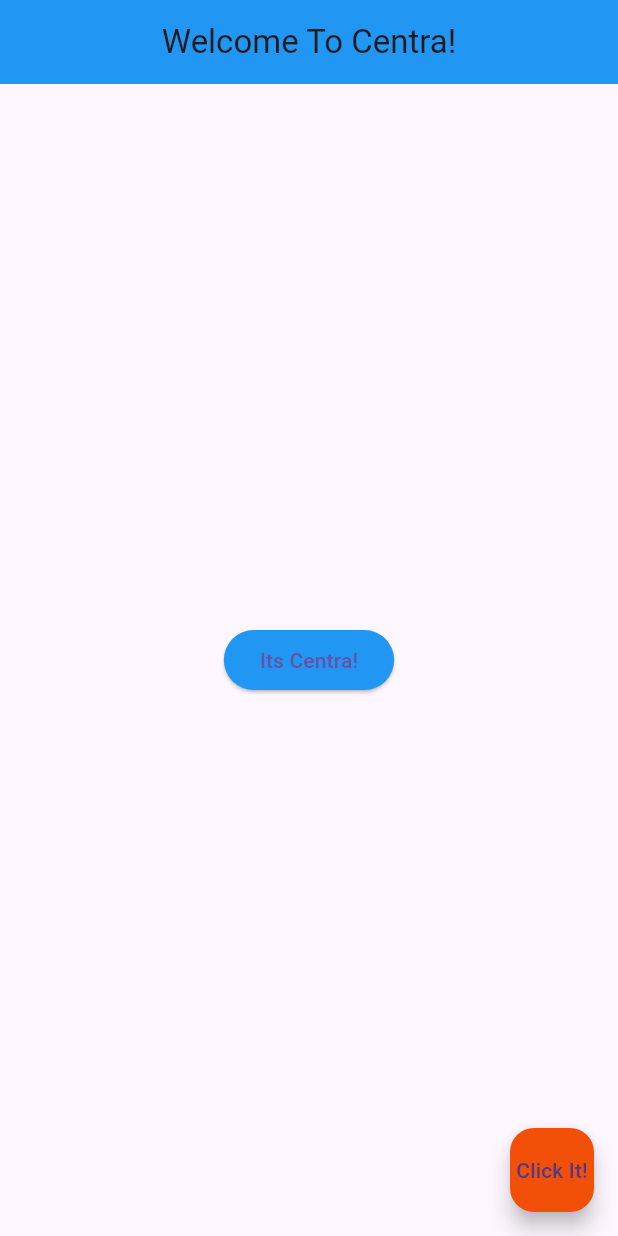
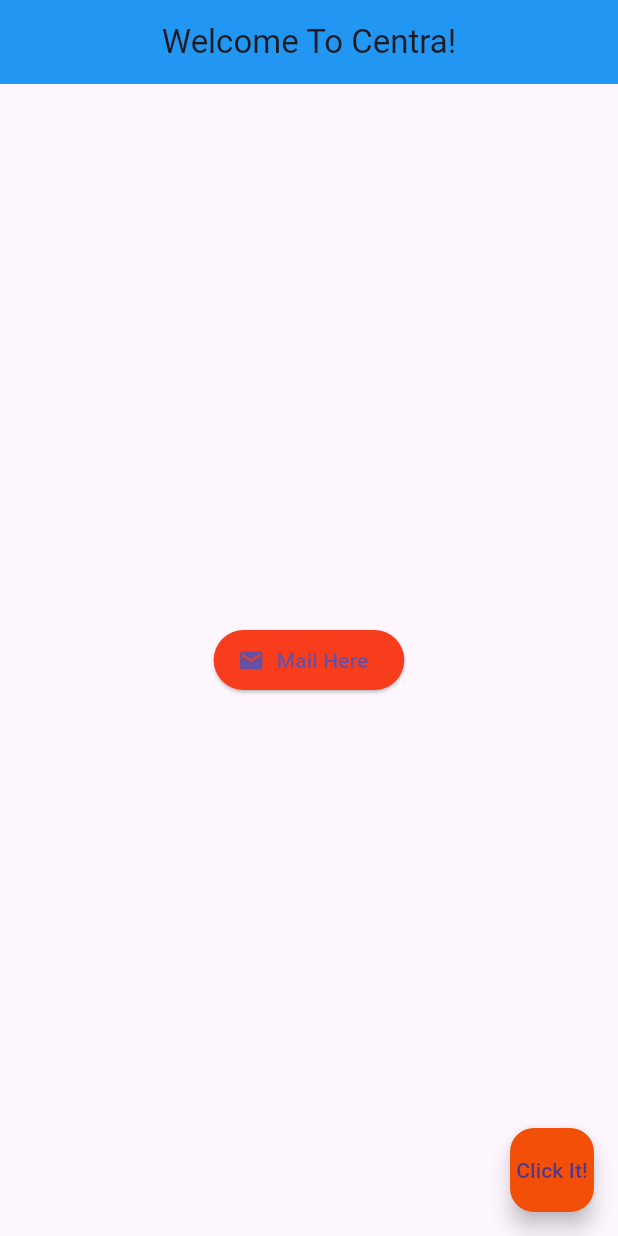
Before and after one commit to Mayurrajput97/Dart, a Flutter app: the screen it shows after launch, on a phone screen of 412 x 824 dp. Run offline on Flutter 3.47's test engine with Material 3 defaults, Android fonts, the phone set to English and light mode, and no system bars.

Commit message:
Icons Inside Buttons

```diff
--- a/my_first_pr/lib/main.dart
+++ b/my_first_pr/lib/main.dart
@@ -42,16 +42,29 @@
 
       // Buttons  :>>>>>>>>>>>>>>>>>>>>
 
+      // body: Center(
+      //     child: ElevatedButton(
+      //   onPressed: () {
+      //     print('You Clicked me ');
+      //   },
+      //   style: ElevatedButton.styleFrom(
+      //     backgroundColor: Colors.blue,
+      //   ),
+      //   child: Text('Its Centra!'),
+      // )),
+
+      // Icons Inside Buttons :
+
       body: Center(
-          child: ElevatedButton(
-        onPressed: () {
-          print('You Clicked me ');
-        },
-        style: ElevatedButton.styleFrom(
-          backgroundColor: Colors.blue,
+        child: ElevatedButton.icon(
+          onPressed: () {},
+          icon: Icon(Icons.mail),
+          label: Text('Mail Here'),
+          style: ElevatedButton.styleFrom(
+            backgroundColor: Color.fromARGB(255, 248, 61, 28),
+          ),
         ),
-        child: Text('Its Centra!'),
-      )),
+      ),
 
       floatingActionButton: FloatingActionButton(
         onPressed: () {},
```
